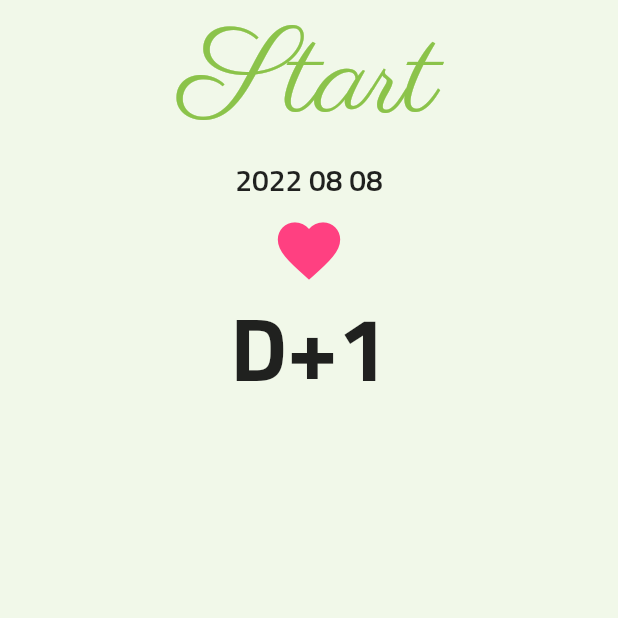
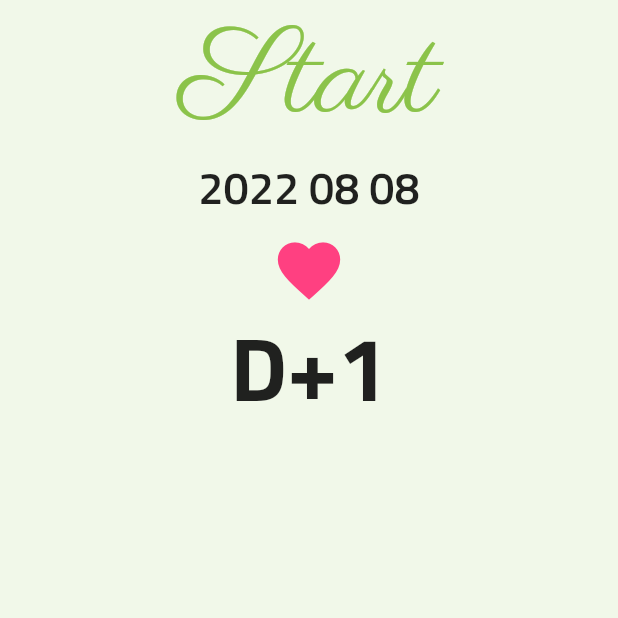
Before and after one commit to leeseongwon95/d_day_app, a Flutter app: the screen it shows after launch, on a phone screen of 412 x 824 dp, the top half of it. Run offline on Flutter 3.47's test engine with Material 2 defaults, Android fonts, the phone set to English and light mode, and no system bars.

Commit message:
pubspec 폰트 이미지 세팅 값 수정

```diff
--- a/lib/screen/home_screen.dart
+++ b/lib/screen/home_screen.dart
@@ -24,7 +24,7 @@ class _HomeScreenState extends State<HomeScreen> {
               ),),
               Text('2022 08 08', style: TextStyle(
                 fontFamily: 'sunflower',
-                fontSize: 20
+                fontSize: 30
               ),),
               IconButton(
                   iconSize: 50,
```
